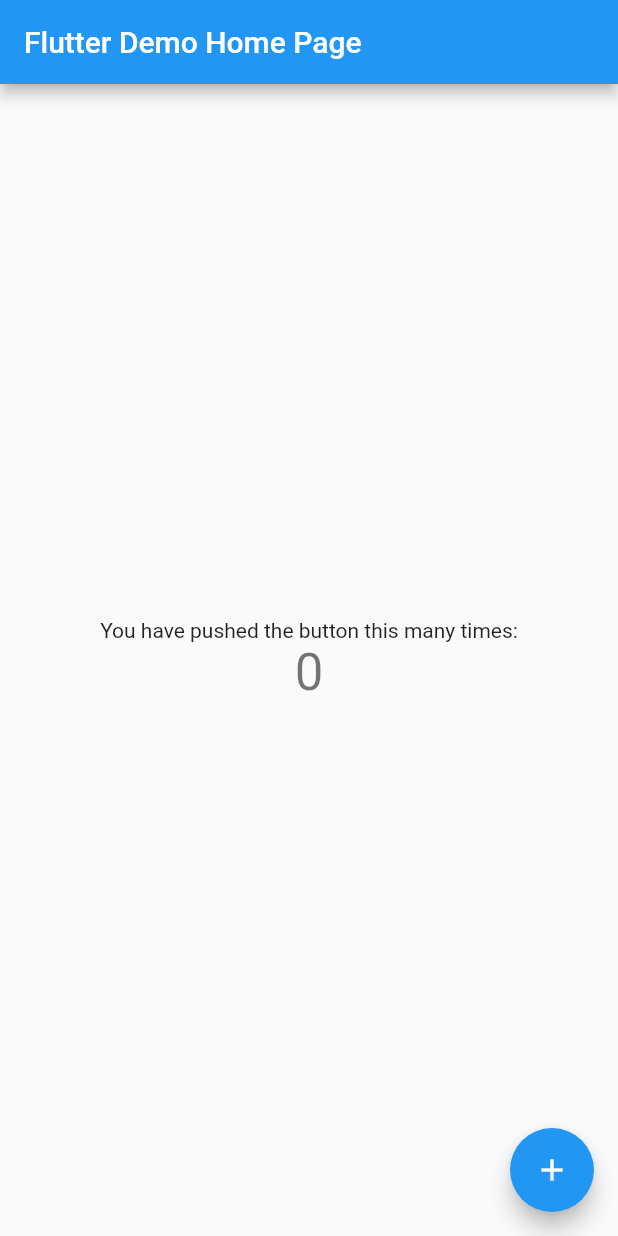
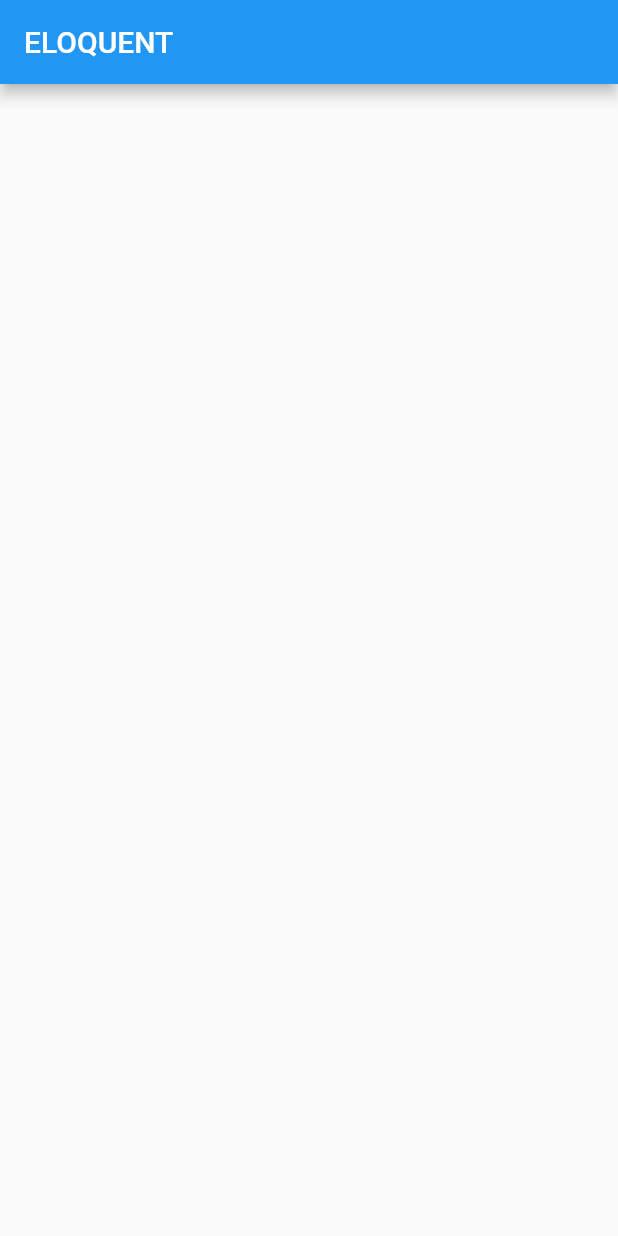
Before and after one commit to heymage/eloquent-hackathon, a Flutter app: the screen it shows after launch, on a phone screen of 412 x 824 dp. Run offline on Flutter 3.47's test engine with Material 2 defaults, Android fonts, the phone set to English and light mode, and no system bars.

Commit message:
basic UI created

```diff
--- a/lib/main.dart
+++ b/lib/main.dart
@@ -1,4 +1,5 @@
 import 'package:flutter/material.dart';
+import 'package:eloquent_hackathon/screens/recording_page.dart';
 
 void main() => runApp(MyApp());
 
@@ -7,105 +8,8 @@ class MyApp extends StatelessWidget {
   @override
   Widget build(BuildContext context) {
     return MaterialApp(
-      title: 'Flutter Demo',
-      theme: ThemeData(
-        // This is the theme of your application.
-        //
-        // Try running your application with "flutter run". You'll see the
-        // application has a blue toolbar. Then, without quitting the app, try
-        // changing the primarySwatch below to Colors.green and then invoke
-        // "hot reload" (press "r" in the console where you ran "flutter run",
-        // or simply save your changes to "hot reload" in a Flutter IDE).
-        // Notice that the counter didn't reset back to zero; the application
-        // is not restarted.
-        primarySwatch: Colors.blue,
-      ),
-      home: MyHomePage(title: 'Flutter Demo Home Page'),
+      home: RecordingPage(),
+      debugShowCheckedModeBanner: false,
     );
   }
 }
-
-class MyHomePage extends StatefulWidget {
-  MyHomePage({Key key, this.title}) : super(key: key);
-
-  // This widget is the home page of your application. It is stateful, meaning
-  // that it has a State object (defined below) that contains fields that affect
-  // how it looks.
-
-  // This class is the configuration for the state. It holds the values (in this
-  // case the title) provided by the parent (in this case the App widget) and
-  // used by the build method of the State. Fields in a Widget subclass are
-  // always marked "final".
-
-  final String title;
-
-  @override
-  _MyHomePageState createState() => _MyHomePageState();
-}
-
-class _MyHomePageState extends State<MyHomePage> {
-  int _counter = 0;
-
-  void _incrementCounter() {
-    setState(() {
-      // This call to setState tells the Flutter framework that something has
-      // changed in this State, which causes it to rerun the build method below
-      // so that the display can reflect the updated values. If we changed
-      // _counter without calling setState(), then the build method would not be
-      // called again, and so nothing would appear to happen.
-      _counter++;
-    });
-  }
-
-  @override
-  Widget build(BuildContext context) {
-    // This method is rerun every time setState is called, for instance as done
-    // by the _incrementCounter method above.
-    //
-    // The Flutter framework has been optimized to make rerunning build methods
-    // fast, so that you can just rebuild anything that needs updating rather
-    // than having to individually change instances of widgets.
-    return Scaffold(
-      appBar: AppBar(
-        // Here we take the value from the MyHomePage object that was created by
-        // the App.build method, and use it to set our appbar title.
-        title: Text(widget.title),
-      ),
-      body: Center(
-        // Center is a layout widget. It takes a single child and positions it
-        // in the middle of the parent.
-        child: Column(
-          // Column is also a layout widget. It takes a list of children and
-          // arranges them vertically. By default, it sizes itself to fit its
-          // children horizontally, and tries to be as tall as its parent.
-          //
-          // Invoke "debug painting" (press "p" in the console, choose the
-          // "Toggle Debug Paint" action from the Flutter Inspector in Android
-          // Studio, or the "Toggle Debug Paint" command in Visual Studio Code)
-          // to see the wireframe for each widget.
-          //
-          // Column has various properties to control how it sizes itself and
-          // how it positions its children. Here we use mainAxisAlignment to
-          // center the children vertically; the main axis here is the vertical
-          // axis because Columns are vertical (the cross axis would be
-          // horizontal).
-          mainAxisAlignment: MainAxisAlignment.center,
-          children: <Widget>[
-            Text(
-              'You have pushed the button this many times:',
-            ),
-            Text(
-              '$_counter',
-              style: Theme.of(context).textTheme.display1,
-            ),
-          ],
-        ),
-      ),
-      floatingActionButton: FloatingActionButton(
-        onPressed: _incrementCounter,
-        tooltip: 'Increment',
-        child: Icon(Icons.add),
-      ), // This trailing comma makes auto-formatting nicer for build methods.
-    );
-  }
-}
--- /dev/null
+++ b/lib/screens/recording_page.dart
@@ -0,0 +1,12 @@
+import 'package:flutter/material.dart';
+
+class RecordingPage extends StatelessWidget {
+  @override
+  Widget build(BuildContext context) {
+    return Scaffold(
+      appBar: AppBar(
+        title: Text('ELOQUENT'),
+      ),
+    );
+  }
+}
```
